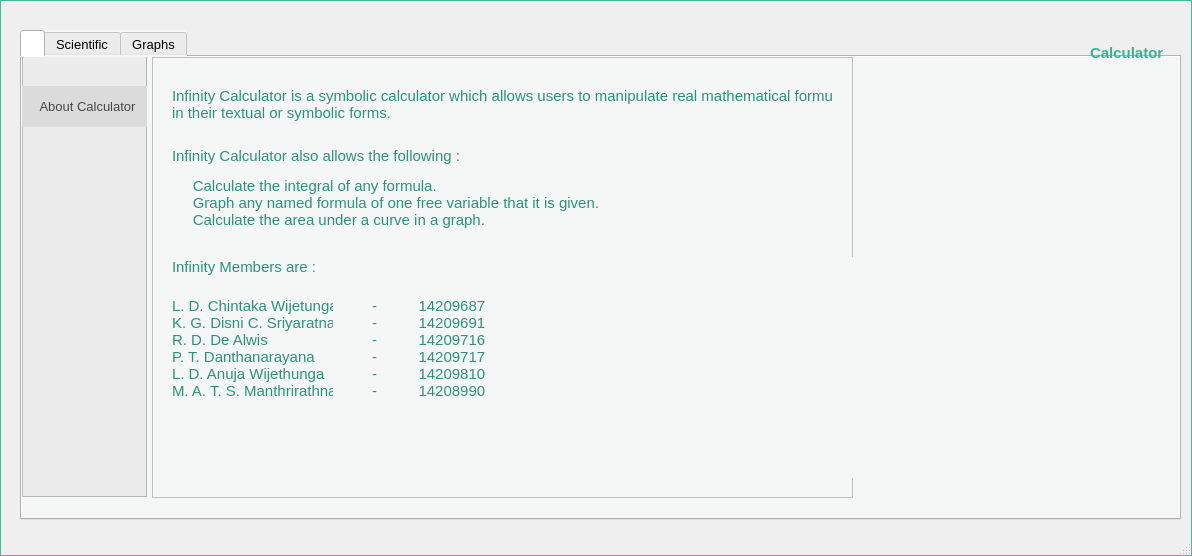
First picture: the form in mainscreen.ui, repository rddealwis/Formular_Calculator_and_Integrator, before the edit.
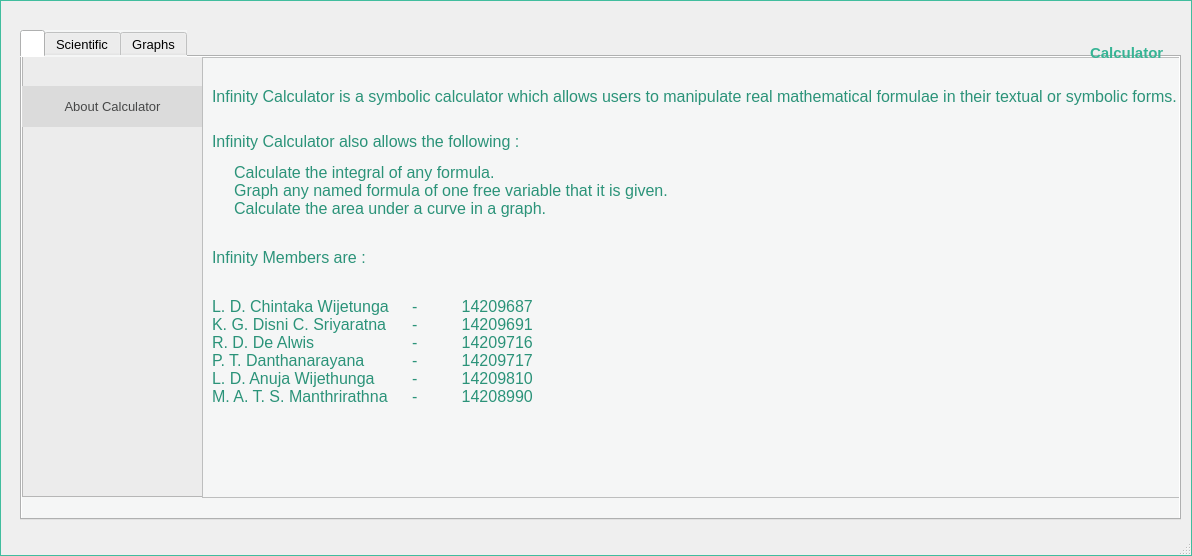
Second picture: the form after the edit. The open tabs and pages were chosen to show the change. Icons and pictures are not drawn.

Commit message: Implemented the area under curve from the dialog.

The edit to the form file:
```diff
--- a/mainscreen.ui
+++ b/mainscreen.ui
@@ -99,7 +99,7 @@
        <rect>
         <x>0</x>
         <y>-1</y>
-        <width>125</width>
+        <width>181</width>
         <height>441</height>
        </rect>
       </property>
@@ -131,7 +131,7 @@
         <rect>
          <x>0</x>
          <y>30</y>
-         <width>131</width>
+         <width>181</width>
          <height>41</height>
         </rect>
        </property>
@@ -157,9 +157,9 @@
      <widget class="QFrame" name="frmAboutCalculator">
       <property name="geometry">
        <rect>
-        <x>130</x>
+        <x>180</x>
         <y>0</y>
-        <width>701</width>
+        <width>981</width>
         <height>441</height>
        </rect>
       </property>
@@ -178,15 +178,16 @@
       <widget class="QLabel" name="label_8">
        <property name="geometry">
         <rect>
-         <x>20</x>
+         <x>10</x>
          <y>30</y>
-         <width>661</width>
+         <width>971</width>
          <height>201</height>
         </rect>
        </property>
        <property name="font">
         <font>
          <family>Lao UI</family>
+         <pointsize>10</pointsize>
          <weight>50</weight>
          <bold>false</bold>
         </font>
@@ -197,7 +198,7 @@
 }</string>
        </property>
        <property name="text">
-        <string>&lt;html&gt;&lt;head/&gt;&lt;body&gt;&lt;p&gt;&lt;span style=&quot; font-family:'Calibri,sans-serif'; font-size:11pt;&quot;&gt;Infinity Calculator is a symbolic calculator which allows users to manipulate real mathematical formulae &lt;br/&gt;in their textual or symbolic forms. &lt;br/&gt;&lt;/span&gt;&lt;/p&gt;&lt;p&gt;&lt;span style=&quot; font-family:'Calibri,sans-serif'; font-size:11pt;&quot;&gt;Infinity Calculator also allows the following : &lt;/span&gt;&lt;/p&gt;&lt;p&gt;&lt;span style=&quot; font-family:'Calibri,sans-serif'; font-size:11pt;&quot;&gt;     Calculate the integral of any formula.&lt;br/&gt;     Graph any named formula of one free variable that it is given.&lt;br/&gt;     Calculate the area under a curve in a graph.&lt;/span&gt;&lt;/p&gt;&lt;p&gt;&lt;span style=&quot; font-family:'Calibri,sans-serif'; font-size:11pt;&quot;&gt;&lt;br/&gt;Infinity Members are :&lt;/span&gt;&lt;/p&gt;&lt;/body&gt;&lt;/html&gt;</string>
+        <string>&lt;html&gt;&lt;head/&gt;&lt;body&gt;&lt;p&gt;&lt;span style=&quot; font-family:'Lao UI'; font-size:12pt;&quot;&gt;Infinity Calculator is a symbolic calculator which allows users to manipulate real mathematical formulae in their textual or symbolic forms. &lt;br/&gt;&lt;/span&gt;&lt;/p&gt;&lt;p&gt;&lt;span style=&quot; font-family:'Lao UI'; font-size:12pt;&quot;&gt;Infinity Calculator also allows the following : &lt;/span&gt;&lt;/p&gt;&lt;p&gt;&lt;span style=&quot; font-family:'Lao UI'; font-size:12pt;&quot;&gt;&amp;nbsp;&amp;nbsp;&amp;nbsp;&amp;nbsp;&amp;nbsp;Calculate the integral of any formula.&lt;br/&gt;&amp;nbsp;&amp;nbsp;&amp;nbsp;&amp;nbsp;&amp;nbsp;Graph any named formula of one free variable that it is given.&lt;br/&gt;&amp;nbsp;&amp;nbsp;&amp;nbsp;&amp;nbsp;&amp;nbsp;Calculate the area under a curve in a graph.&lt;/span&gt;&lt;/p&gt;&lt;p&gt;&lt;span style=&quot; font-family:'Lao UI'; font-size:12pt;&quot;&gt;&lt;br/&gt;Infinity Members are :&lt;/span&gt;&lt;/p&gt;&lt;/body&gt;&lt;/html&gt;</string>
        </property>
        <property name="alignment">
         <set>Qt::AlignLeading|Qt::AlignLeft|Qt::AlignTop</set>
@@ -206,15 +207,16 @@
       <widget class="QLabel" name="label_9">
        <property name="geometry">
         <rect>
-         <x>220</x>
+         <x>210</x>
          <y>240</y>
-         <width>121</width>
-         <height>111</height>
+         <width>231</width>
+         <height>141</height>
         </rect>
        </property>
        <property name="font">
         <font>
          <family>Lao UI</family>
+         <pointsize>10</pointsize>
          <weight>50</weight>
          <bold>false</bold>
         </font>
@@ -225,7 +227,7 @@
 }</string>
        </property>
        <property name="text">
-        <string>&lt;html&gt;&lt;head/&gt;&lt;body&gt;&lt;p&gt;&lt;span style=&quot; font-family:'Calibri,sans-serif'; font-size:11pt;&quot;&gt;-&amp;nbsp;&amp;nbsp;&amp;nbsp;&amp;nbsp;&amp;nbsp;&amp;nbsp;&amp;nbsp;&amp;nbsp;&amp;nbsp;&amp;nbsp;14209687&lt;br/&gt;-&amp;nbsp;&amp;nbsp;&amp;nbsp;&amp;nbsp;&amp;nbsp;&amp;nbsp;&amp;nbsp;&amp;nbsp;&amp;nbsp;&amp;nbsp;14209691&lt;br/&gt;-&amp;nbsp;&amp;nbsp;&amp;nbsp;&amp;nbsp;&amp;nbsp;&amp;nbsp;&amp;nbsp;&amp;nbsp;&amp;nbsp;&amp;nbsp;14209716&lt;br/&gt;-&amp;nbsp;&amp;nbsp;&amp;nbsp;&amp;nbsp;&amp;nbsp;&amp;nbsp;&amp;nbsp;&amp;nbsp;&amp;nbsp;&amp;nbsp;14209717&lt;br/&gt;-&amp;nbsp;&amp;nbsp;&amp;nbsp;&amp;nbsp;&amp;nbsp;&amp;nbsp;&amp;nbsp;&amp;nbsp;&amp;nbsp;&amp;nbsp;14209810&lt;br/&gt;-&amp;nbsp;&amp;nbsp;&amp;nbsp;&amp;nbsp;&amp;nbsp;&amp;nbsp;&amp;nbsp;&amp;nbsp;&amp;nbsp;&amp;nbsp;14208990 &lt;/span&gt;&lt;/p&gt;&lt;/body&gt;&lt;/html&gt;</string>
+        <string>&lt;html&gt;&lt;head/&gt;&lt;body&gt;&lt;p&gt;&lt;span style=&quot; font-family:'Lao UI'; font-size:12pt;&quot;&gt;-&amp;nbsp;&amp;nbsp;&amp;nbsp;&amp;nbsp;&amp;nbsp;&amp;nbsp;&amp;nbsp;&amp;nbsp;&amp;nbsp;&amp;nbsp;14209687&lt;br/&gt;-&amp;nbsp;&amp;nbsp;&amp;nbsp;&amp;nbsp;&amp;nbsp;&amp;nbsp;&amp;nbsp;&amp;nbsp;&amp;nbsp;&amp;nbsp;14209691&lt;br/&gt;-&amp;nbsp;&amp;nbsp;&amp;nbsp;&amp;nbsp;&amp;nbsp;&amp;nbsp;&amp;nbsp;&amp;nbsp;&amp;nbsp;&amp;nbsp;14209716&lt;br/&gt;-&amp;nbsp;&amp;nbsp;&amp;nbsp;&amp;nbsp;&amp;nbsp;&amp;nbsp;&amp;nbsp;&amp;nbsp;&amp;nbsp;&amp;nbsp;14209717&lt;br/&gt;-&amp;nbsp;&amp;nbsp;&amp;nbsp;&amp;nbsp;&amp;nbsp;&amp;nbsp;&amp;nbsp;&amp;nbsp;&amp;nbsp;&amp;nbsp;14209810&lt;br/&gt;-&amp;nbsp;&amp;nbsp;&amp;nbsp;&amp;nbsp;&amp;nbsp;&amp;nbsp;&amp;nbsp;&amp;nbsp;&amp;nbsp;&amp;nbsp;14208990 &lt;/span&gt;&lt;/p&gt;&lt;/body&gt;&lt;/html&gt;</string>
        </property>
        <property name="alignment">
         <set>Qt::AlignLeading|Qt::AlignLeft|Qt::AlignTop</set>
@@ -234,15 +236,16 @@
       <widget class="QLabel" name="label_10">
        <property name="geometry">
         <rect>
-         <x>20</x>
+         <x>10</x>
          <y>240</y>
-         <width>161</width>
-         <height>111</height>
+         <width>191</width>
+         <height>141</height>
         </rect>
        </property>
        <property name="font">
         <font>
          <family>Lao UI</family>
+         <pointsize>10</pointsize>
          <weight>50</weight>
          <bold>false</bold>
         </font>
@@ -253,7 +256,7 @@
 }</string>
        </property>
        <property name="text">
-        <string>&lt;html&gt;&lt;head/&gt;&lt;body&gt;&lt;p&gt;&lt;span style=&quot; font-family:'Calibri,sans-serif'; font-size:11pt;&quot;&gt;L. D. Chintaka Wijetunga &lt;br/&gt;K. G. Disni C. Sriyaratna&lt;br/&gt;R. D. De Alwis&lt;br/&gt;P. T. Danthanarayana&lt;br/&gt;L. D. Anuja Wijethunga&lt;br/&gt;M. A. T. S. Manthrirathna&lt;/span&gt;&lt;/p&gt;&lt;/body&gt;&lt;/html&gt;</string>
+        <string>&lt;html&gt;&lt;head/&gt;&lt;body&gt;&lt;p&gt;&lt;span style=&quot; font-family:'Lao UI'; font-size:12pt;&quot;&gt;L. D. Chintaka Wijetunga &lt;br/&gt;K. G. Disni C. Sriyaratna&lt;br/&gt;R. D. De Alwis&lt;br/&gt;P. T. Danthanarayana&lt;br/&gt;L. D. Anuja Wijethunga&lt;br/&gt;M. A. T. S. Manthrirathna&lt;/span&gt;&lt;/p&gt;&lt;/body&gt;&lt;/html&gt;</string>
        </property>
        <property name="alignment">
         <set>Qt::AlignLeading|Qt::AlignLeft|Qt::AlignTop</set>
@@ -262,10 +265,10 @@
       <widget class="QLabel" name="label_11">
        <property name="geometry">
         <rect>
-         <x>410</x>
-         <y>200</y>
-         <width>291</width>
-         <height>221</height>
+         <x>630</x>
+         <y>170</y>
+         <width>311</width>
+         <height>251</height>
         </rect>
        </property>
        <property name="text">
```
The commit also changes 5 other files.
